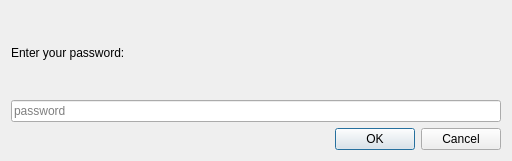
The window that src/dialogs/passworddialog.ui (pbek/QOwnNotes) describes before a commit, drawn with Qt 5.
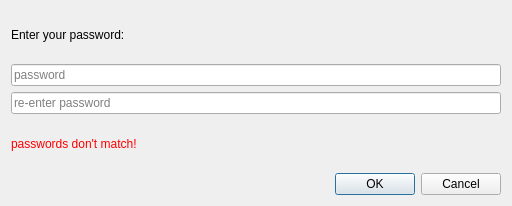
The same window after the commit.

Commit message: implemented double password entering

The edit to the form file:
```diff
--- a/src/dialogs/passworddialog.ui
+++ b/src/dialogs/passworddialog.ui
@@ -7,7 +7,7 @@
     <x>0</x>
     <y>0</y>
     <width>512</width>
-    <height>161</height>
+    <height>206</height>
    </rect>
   </property>
   <property name="windowTitle">
@@ -31,6 +31,26 @@
      </property>
     </widget>
    </item>
+   <item>
+    <widget class="QLineEdit" name="passwordLineEdit2">
+     <property name="echoMode">
+      <enum>QLineEdit::Password</enum>
+     </property>
+     <property name="placeholderText">
+      <string>re-enter password</string>
+     </property>
+    </widget>
+   </item>
+   <item>
+    <widget class="QLabel" name="errorLabel">
+     <property name="styleSheet">
+      <string notr="true">* { color: red }</string>
+     </property>
+     <property name="text">
+      <string>passwords don't match!</string>
+     </property>
+    </widget>
+   </item>
    <item>
     <widget class="QDialogButtonBox" name="buttonBox">
      <property name="orientation">
```
Left out of the diff: 4 changed lines with no effect on the pictures. The commit also changes 4 other files.
